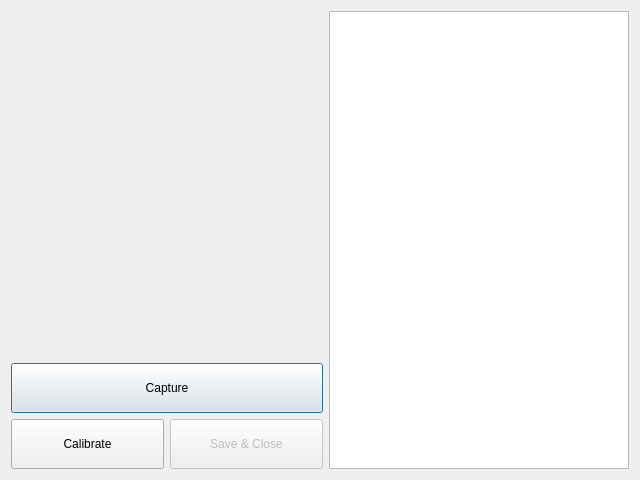
Before: the Qt Designer form src/modules/calibration/calibrator/mle_calibration_window.ui in vahagnIV/gago-ui, drawn with Qt 5.
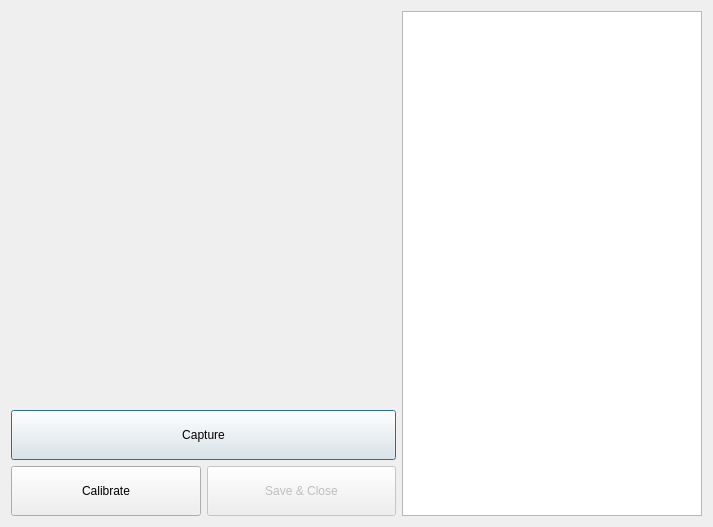
After: the same form once the commit is applied. Custom widgets are drawn as their Qt base class.

Commit message: Changed the layout so the calibration video looks more pretty

Diff of the .ui file:
```diff
--- a/src/modules/calibration/calibrator/mle_calibration_window.ui
+++ b/src/modules/calibration/calibrator/mle_calibration_window.ui
@@ -6,8 +6,8 @@
    <rect>
     <x>0</x>
     <y>0</y>
-    <width>640</width>
-    <height>480</height>
+    <width>713</width>
+    <height>527</height>
    </rect>
   </property>
   <property name="windowTitle">
@@ -21,10 +21,30 @@
        <item>
         <layout class="QVBoxLayout" name="pictureLayout">
          <item>
-          <layout class="QHBoxLayout" name="videoLayout"/>
+          <layout class="QHBoxLayout" name="videoLayout">
+           <item>
+            <spacer name="verticalSpacer">
+             <property name="orientation">
+              <enum>Qt::Vertical</enum>
+             </property>
+             <property name="sizeHint" stdset="0">
+              <size>
+               <width>20</width>
+               <height>40</height>
+              </size>
+             </property>
+            </spacer>
+           </item>
+          </layout>
          </item>
          <item>
           <widget class="QLabel" name="multiviewInfoLabel">
+           <property name="maximumSize">
+            <size>
+             <width>16777215</width>
+             <height>50</height>
+            </size>
+           </property>
            <property name="font">
             <font>
              <pointsize>16</pointsize>
```
The commit also changes 1 other file.
